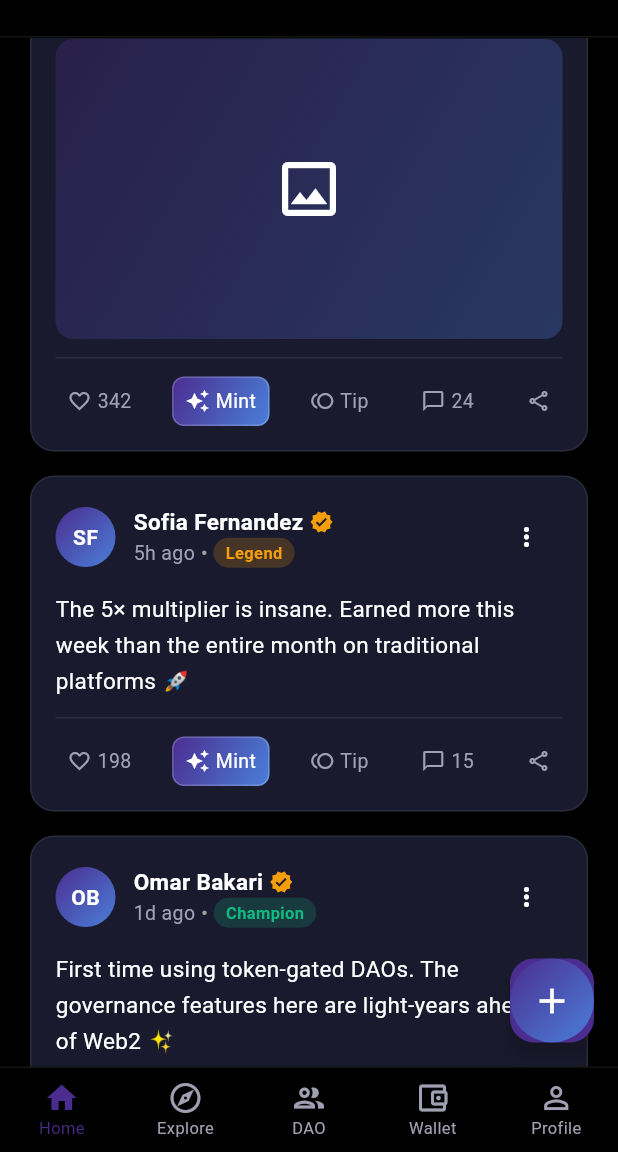
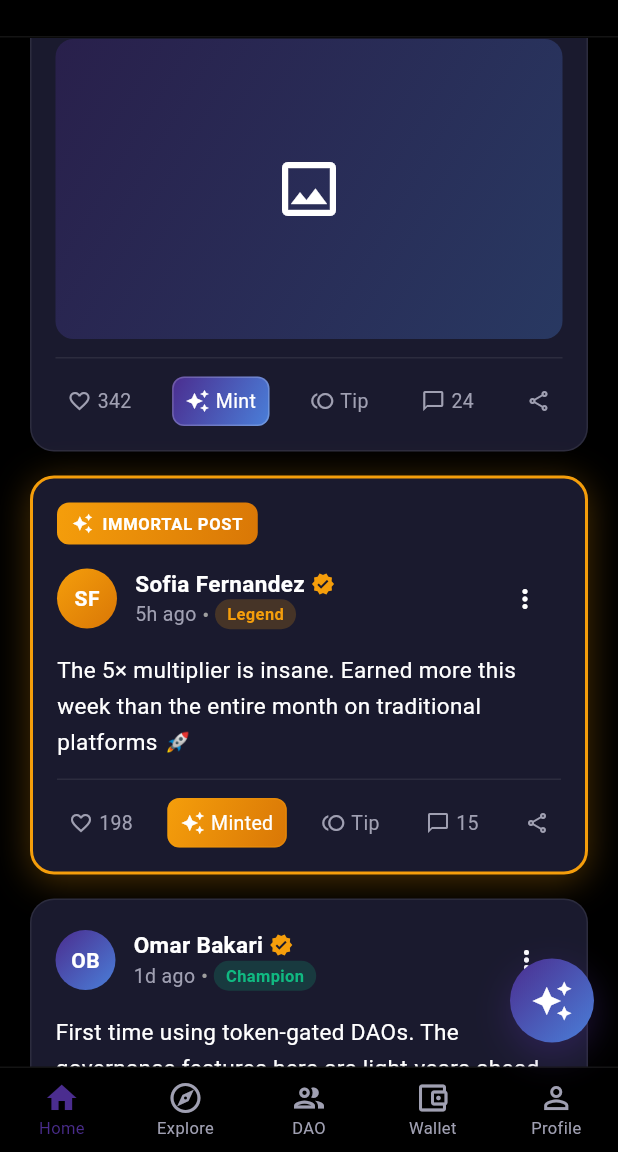
Before and after one commit to aliafifi/mosana-flutter, a Flutter app: the HomeScreen screen opened directly, scrolled down 576 dp, on a phone screen of 412 x 824 dp, the part 84-1236 px from its top. Run offline on Flutter 3.47's test engine with Material 3 defaults, Android fonts, the phone set to English and light mode, and no system bars; our stand-ins replace shared_preferences; accounts and stored records are empty.

Commit message:
Golden Immortal Posts + Sparkle FAB + 2sec splash complete

```diff
--- a/mosana_flutter/lib/data/mock_data.dart
+++ b/mosana_flutter/lib/data/mock_data.dart
@@ -48,7 +48,7 @@ class MockData {
       'tips': 8.2,
       'shares': 5,
       'isLiked': false,
-      'isMinted': false,
+      'isMinted': true, // ← MINTED! 🌟
     },
     {
       'id': '3',
@@ -80,7 +80,7 @@ class MockData {
       'tips': 22.1,
       'shares': 19,
       'isLiked': false,
-      'isMinted': false,
+      'isMinted': true, // ← MINTED! 🌟
     },
   ];
 }
--- a/mosana_flutter/lib/main.dart
+++ b/mosana_flutter/lib/main.dart
@@ -1,6 +1,6 @@
 import 'package:flutter/material.dart';
 import 'config/colors.dart';
-import 'screens/home/home_screen.dart';
+import 'screens/splash/splash_screen.dart';
 
 void main() {
   runApp(const MosanaApp());
@@ -18,7 +18,7 @@ class MosanaApp extends StatelessWidget {
         scaffoldBackgroundColor: AppColors.pureBlack,
         primaryColor: AppColors.mosanaPurple,
       ),
-      home: const HomeScreen(), // Changed from OnboardingScreen
+      home: const SplashScreen(), // Start with Splash Screen
     );
   }
 }
--- a/mosana_flutter/lib/screens/home/home_screen.dart
+++ b/mosana_flutter/lib/screens/home/home_screen.dart
@@ -57,16 +57,32 @@ class _HomeScreenState extends State<HomeScreen> {
         ),
       ),
       bottomNavigationBar: _buildBottomNav(),
-      floatingActionButton: FloatingActionButton(
-        onPressed: () => print('Create post tapped'),
-        backgroundColor: AppColors.mosanaPurple,
-        child: Container(
-          decoration: BoxDecoration(
-            gradient: AppColors.primaryGradient,
-            shape: BoxShape.circle,
-          ),
-          child: const Center(
-            child: Icon(Icons.add, color: Colors.white, size: 28),
+      floatingActionButton: Container(
+        width: 56,
+        height: 56,
+        decoration: BoxDecoration(
+          gradient: AppColors.primaryGradient,
+          shape: BoxShape.circle,
+          boxShadow: [
+            BoxShadow(
+              color: AppColors.mosanaPurple.withOpacity(0.4),
+              blurRadius: 20,
+              offset: const Offset(0, 8),
+            ),
+          ],
+        ),
+        child: Material(
+          color: Colors.transparent,
+          child: InkWell(
+            onTap: () => print('Create post tapped'),
+            borderRadius: BorderRadius.circular(28),
+            child: const Center(
+              child: Icon(
+                Icons.auto_awesome,
+                color: Colors.white,
+                size: 28,
+              ),
+            ),
           ),
         ),
       ),
@@ -224,22 +240,65 @@ class _HomeScreenState extends State<HomeScreen> {
   }
 
   Widget _buildPostCard(Map<String, dynamic> post) {
+    final isMinted = post['isMinted'] ?? false;
+
     return Container(
       margin: const EdgeInsets.only(bottom: 16),
       padding: const EdgeInsets.all(16),
       decoration: BoxDecoration(
         color: AppColors.cardSurface,
         borderRadius: BorderRadius.circular(16),
-        border: Border.all(color: const Color(0x14FFFFFF)),
+        border: Border.all(
+          color: isMinted ? AppColors.gold : const Color(0x14FFFFFF),
+          width: isMinted ? 2 : 1,
+        ),
+        boxShadow: isMinted ? [
+          BoxShadow(
+            color: AppColors.gold.withOpacity(0.3),
+            blurRadius: 20,
+            offset: const Offset(0, 4),
+          ),
+        ] : [],
       ),
       child: Column(
         crossAxisAlignment: CrossAxisAlignment.start,
         children: [
+          // Minted Badge (if minted)
+          if (isMinted) ...[
+            Container(
+              padding: const EdgeInsets.symmetric(horizontal: 10, vertical: 6),
+              decoration: BoxDecoration(
+                gradient: AppColors.goldGradient,
+                borderRadius: BorderRadius.circular(8),
+              ),
+              child: Row(
+                mainAxisSize: MainAxisSize.min,
+                children: const [
+                  Icon(Icons.auto_awesome, color: Colors.white, size: 14),
+                  SizedBox(width: 6),
+                  Text(
+                    'IMMORTAL POST',
+                    style: TextStyle(
+                      fontSize: 11,
+                      fontWeight: FontWeight.w700,
+                      color: Colors.white,
+                      letterSpacing: 0.5,
+                    ),
+                  ),
+                ],
+              ),
+            ),
+            const SizedBox(height: 12),
+          ],
+
           Row(
             children: [
               Container(
                 width: 40, height: 40,
-                decoration: BoxDecoration(gradient: AppColors.primaryGradient, shape: BoxShape.circle),
+                decoration: BoxDecoration(
+                  gradient: isMinted ? AppColors.goldGradient : AppColors.primaryGradient,
+                  shape: BoxShape.circle,
+                ),
                 child: Center(child: Text(post['initials'], style: const TextStyle(fontSize: 14, fontWeight: FontWeight.w700, color: Colors.white))),
               ),
               const SizedBox(width: 12),
@@ -277,7 +336,9 @@ class _HomeScreenState extends State<HomeScreen> {
                 gradient: LinearGradient(
                   begin: Alignment.topLeft,
                   end: Alignment.bottomRight,
-                  colors: [AppColors.mosanaPurple.withOpacity(0.3), AppColors.mosanaBlue.withOpacity(0.3)],
+                  colors: isMinted
+                    ? [AppColors.gold.withOpacity(0.3), const Color(0xFFD97706).withOpacity(0.3)]
+                    : [AppColors.mosanaPurple.withOpacity(0.3), AppColors.mosanaBlue.withOpacity(0.3)],
                 ),
               ),
               child: const Center(child: Icon(Icons.image_outlined, color: Colors.white, size: 48)),
@@ -291,7 +352,7 @@ class _HomeScreenState extends State<HomeScreen> {
               mainAxisAlignment: MainAxisAlignment.spaceBetween,
               children: [
                 _buildActionButton(Icons.favorite_border, post['likes'].toString(), () => print('Like')),
-                _buildActionButton(Icons.auto_awesome, 'Mint', () => print('Mint'), isMint: true),
+                _buildActionButton(Icons.auto_awesome, isMinted ? 'Minted' : 'Mint', () => print('Mint'), isMint: !isMinted, isMinted: isMinted),
                 _buildActionButton(Icons.toll, 'Tip', () => print('Tip')),
                 _buildActionButton(Icons.chat_bubble_outline, post['comments'].toString(), () => print('Comment')),
                 _buildActionButton(Icons.share_outlined, '', () => print('Share')),
@@ -318,7 +379,7 @@ class _HomeScreenState extends State<HomeScreen> {
     );
   }
 
-  Widget _buildActionButton(IconData icon, String label, VoidCallback onTap, {bool isMint = false}) {
+  Widget _buildActionButton(IconData icon, String label, VoidCallback onTap, {bool isMint = false, bool isMinted = false}) {
     return InkWell(
       onTap: onTap,
       borderRadius: BorderRadius.circular(8),
@@ -328,13 +389,17 @@ class _HomeScreenState extends State<HomeScreen> {
           gradient: AppColors.primaryGradient,
           borderRadius: BorderRadius.circular(8),
           border: Border.all(color: Colors.white.withOpacity(0.2)),
-        ) : null,
+        ) : (isMinted ? BoxDecoration(
+          gradient: AppColors.goldGradient,
+          borderRadius: BorderRadius.circular(8),
+          border: Border.all(color: AppColors.gold.withOpacity(0.3)),
+        ) : null),
         child: Row(
           children: [
-            Icon(icon, size: 16, color: isMint ? Colors.white : AppColors.textSecondary),
+            Icon(icon, size: 16, color: (isMint || isMinted) ? Colors.white : AppColors.textSecondary),
             if (label.isNotEmpty) ...[
               const SizedBox(width: 4),
-              Text(label, style: TextStyle(fontSize: 13, color: isMint ? Colors.white : AppColors.textSecondary)),
+              Text(label, style: TextStyle(fontSize: 13, color: (isMint || isMinted) ? Colors.white : AppColors.textSecondary)),
             ],
           ],
         ),
--- a/mosana_flutter/pubspec.yaml
+++ b/mosana_flutter/pubspec.yaml
@@ -34,6 +34,7 @@ dependencies:
   # The following adds the Cupertino Icons font to your application.
   # Use with the CupertinoIcons class for iOS style icons.
   cupertino_icons: ^1.0.8
+  shared_preferences: ^2.2.2
 
 dev_dependencies:
   flutter_test:
```
Also changed, not shown: mosana_flutter/lib/screens/onboarding/onboarding_screen.dart (+16 -7 lines), mosana_flutter/lib/screens/splash/splash_screen.dart (added, +114 -0 lines), 1 other file.
